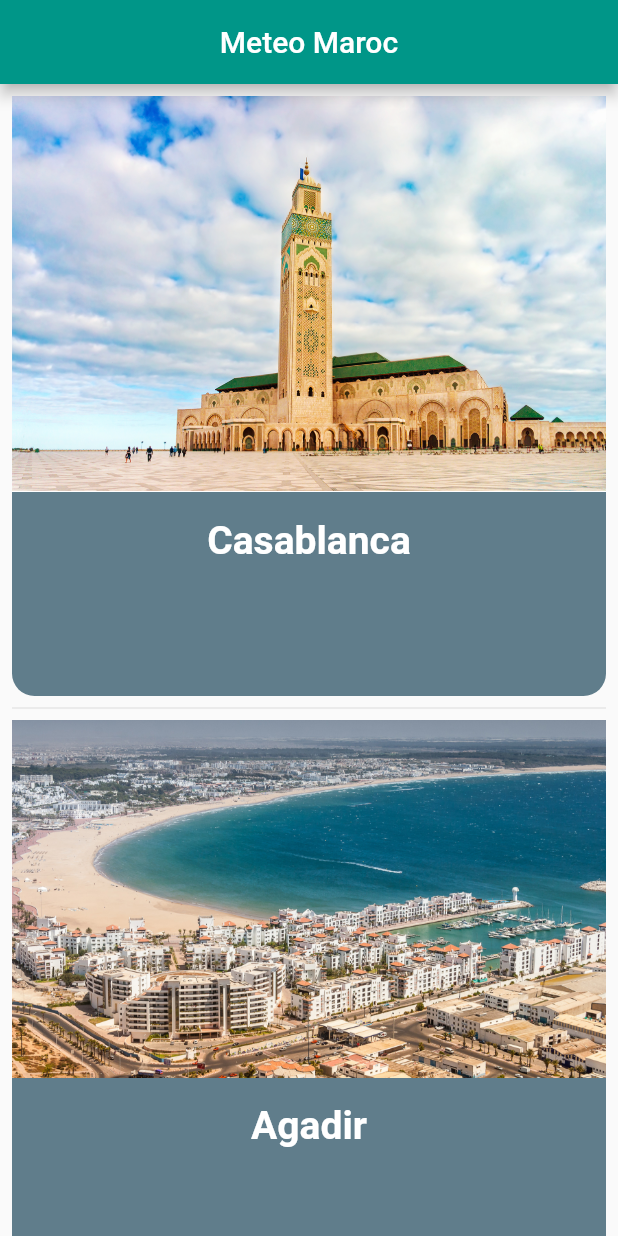
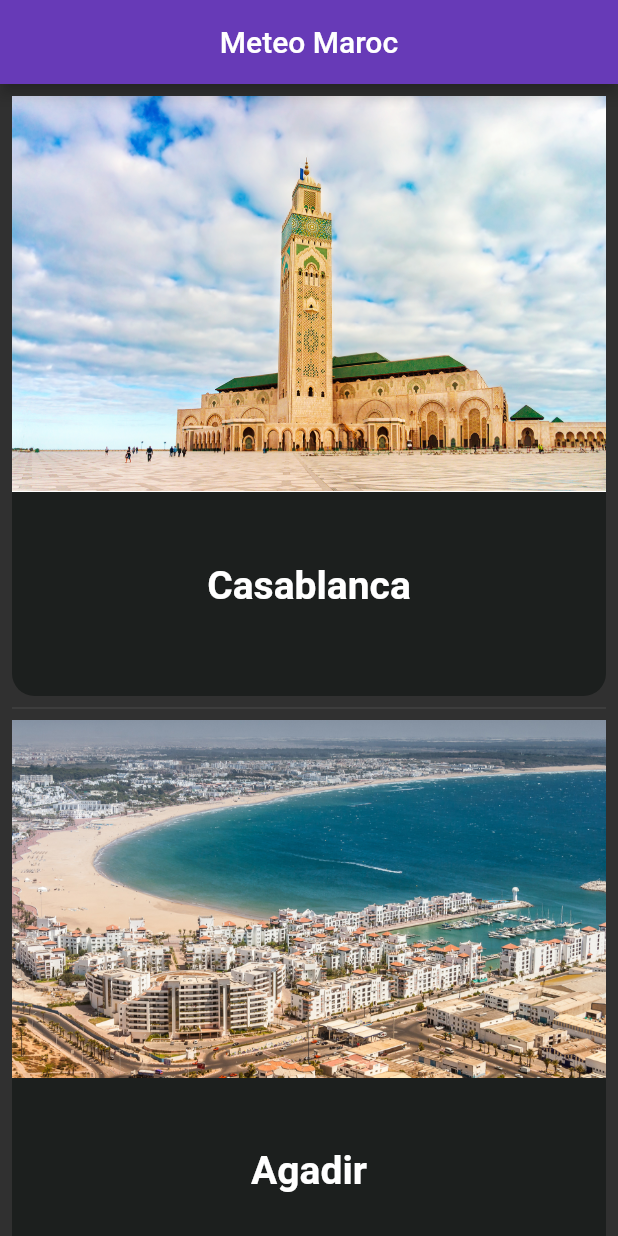
Before and after one commit to MehdiSamid/Meteo_App, a Flutter app: the screen it shows after launch, on a phone screen of 412 x 824 dp. Run offline on Flutter 3.47's test engine with Material 2 defaults, Android fonts, the light colour scheme and no system bars.

Commit message:
Done with all still just export the apk

```diff
--- a/lib/main.dart
+++ b/lib/main.dart
@@ -22,9 +22,9 @@ class Myapp extends StatelessWidget {
   Widget build(BuildContext context) {
     return MaterialApp(
       debugShowCheckedModeBanner: false,
-      theme: ThemeData(
-        primarySwatch: Colors.teal,
-      ),
+      theme:ThemeData.dark().copyWith(
+        colorScheme: const ColorScheme.light().copyWith(primary: Colors.deepPurple),
+        ),
       home: HomePage(),
     );
   }
@@ -49,6 +49,7 @@ class HomePage extends StatelessWidget with ChangeNotifier {
   Widget build(BuildContext context) {
     return Scaffold(
       appBar: AppBar(
+        automaticallyImplyLeading: false,
         centerTitle: true,
         title: const Text('Meteo Maroc'),
       ),
@@ -79,26 +80,28 @@ class HomePage extends StatelessWidget with ChangeNotifier {
               child: Container(
                 decoration: const BoxDecoration(
                   borderRadius: BorderRadius.all(Radius.circular(15)),
-                  color: Colors.blueGrey,
+                  color: Color.fromARGB(247, 27, 30, 29),
                 ),
                 height: 400,
 
                 // child: Center(child: Text('Entry ${entries[index]}')),
                 child: Column(
                   crossAxisAlignment: CrossAxisAlignment.center,
+
                   children: <Widget>[
                     Image.asset(City[index]),
+                    const SizedBox(
+                      height: 30,
+                    ),
                     Text(
+
                       entries[index],
                       textAlign: TextAlign.center,
                       style: const TextStyle(
                           height: 2,
                           fontSize: 26,
-                          color: Colors.white,
+                          color: Color.fromARGB(255, 255, 255, 255),
                           fontWeight: FontWeight.bold),
-                    ),
-                    Row(
-                      children: const <Widget>[],
                     ),
                   ],
                 ),
--- a/lib/model/FinalData.dart
+++ b/lib/model/FinalData.dart
@@ -20,7 +20,7 @@ class FinalData with ChangeNotifier{
           convert.jsonDecode(response.body) as Map<String, dynamic>;
 
           MetData.add(Met_data.fromJson(jsonResponse));
-          print(city);
+          print(jsonResponse['name']);
           return MetData;
     } else {
      print(response.statusCode);
--- a/lib/model/Met_data.dart
+++ b/lib/model/Met_data.dart
@@ -6,11 +6,15 @@ import 'dart:convert' as convert;
 class Met_data{
   late double temp;
   late String ic ;
-  Met_data(this.temp,this.ic);
+  late String desc ;
+  late String vl ;
+  Met_data(this.temp,this.ic,this.desc,this.vl);
 
  Met_data.fromJson(Map<String,dynamic> m){
    this.temp = m['main']['temp'];
    this.ic = m['weather'][0]['icon'];
+   this.desc = m['weather'][0]['description'];
+   this.vl = m['name'];
 
  }
 
```
Also changed, not shown: lib/show_met.dart (+21 -14 lines).
